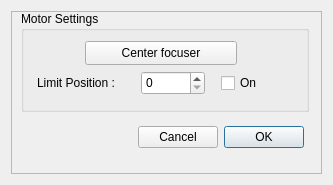
This is DigitalNet.ui in rpineau/Digital_Net as Qt 5 draws it before an edit. The edited form follows.
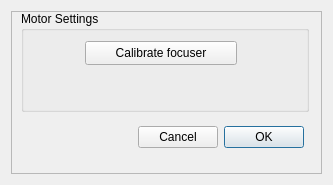
This is the edited form. Custom widgets are drawn as their Qt base class.

Diff of the .ui file:
```diff
--- a/DigitalNet.ui
+++ b/DigitalNet.ui
@@ -70,45 +70,6 @@
       <property name="title">
        <string>Motor Settings</string>
       </property>
-      <widget class="QLabel" name="label_4">
-       <property name="geometry">
-        <rect>
-         <x>16</x>
-         <y>60</y>
-         <width>91</width>
-         <height>24</height>
-        </rect>
-       </property>
-       <property name="text">
-        <string>Limit Position :</string>
-       </property>
-      </widget>
-      <widget class="QCheckBox" name="limitEnable">
-       <property name="geometry">
-        <rect>
-         <x>200</x>
-         <y>60</y>
-         <width>43</width>
-         <height>24</height>
-        </rect>
-       </property>
-       <property name="text">
-        <string>On</string>
-       </property>
-      </widget>
-      <widget class="QSpinBox" name="posLimit">
-       <property name="geometry">
-        <rect>
-         <x>120</x>
-         <y>60</y>
-         <width>64</width>
-         <height>24</height>
-        </rect>
-       </property>
-       <property name="maximum">
-        <number>999999</number>
-       </property>
-      </widget>
       <widget class="QPushButton" name="pushButton">
        <property name="geometry">
         <rect>
@@ -119,7 +80,7 @@
         </rect>
        </property>
        <property name="text">
-        <string>Center focuser</string>
+        <string>Calibrate focuser</string>
        </property>
       </widget>
      </widget>
```
